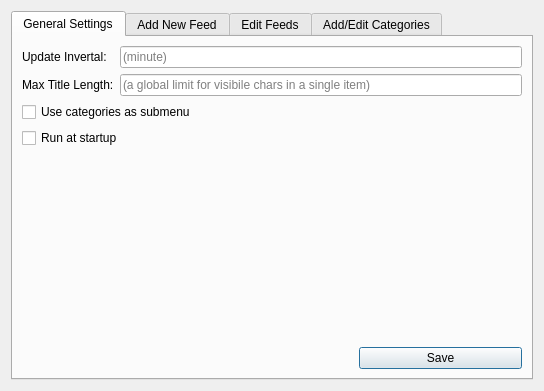
isamert/feeder, file src/settingsdialog.ui: the form before one commit.
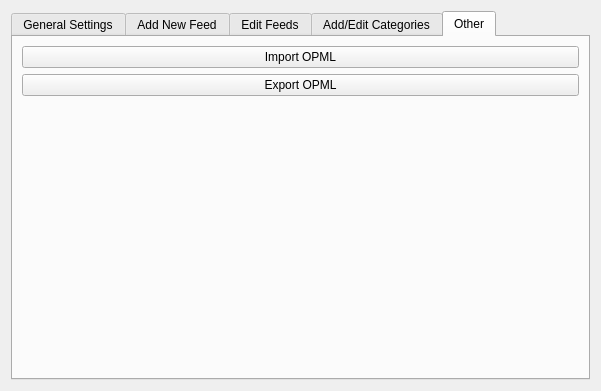
The form after the commit. The open tabs and pages were chosen to show the change.

Commit message: Adds importing opml support

The edit to the form file:
```diff
--- a/src/settingsdialog.ui
+++ b/src/settingsdialog.ui
@@ -6,7 +6,7 @@
    <rect>
     <x>0</x>
     <y>0</y>
-    <width>544</width>
+    <width>601</width>
     <height>391</height>
    </rect>
   </property>
@@ -392,6 +392,40 @@
        </item>
       </layout>
      </widget>
+     <widget class="QWidget" name="tab_5">
+      <attribute name="title">
+       <string>Other</string>
+      </attribute>
+      <layout class="QGridLayout" name="gridLayout_5">
+       <item row="0" column="0">
+        <widget class="QPushButton" name="btnImportOpml">
+         <property name="text">
+          <string>Import OPML</string>
+         </property>
+        </widget>
+       </item>
+       <item row="2" column="0">
+        <spacer name="verticalSpacer_4">
+         <property name="orientation">
+          <enum>Qt::Vertical</enum>
+         </property>
+         <property name="sizeHint" stdset="0">
+          <size>
+           <width>20</width>
+           <height>253</height>
+          </size>
+         </property>
+        </spacer>
+       </item>
+       <item row="1" column="0">
+        <widget class="QPushButton" name="btnExportOpml">
+         <property name="text">
+          <string>Export OPML</string>
+         </property>
+        </widget>
+       </item>
+      </layout>
+     </widget>
     </widget>
    </item>
   </layout>
```
The commit also changes 8 other files.
